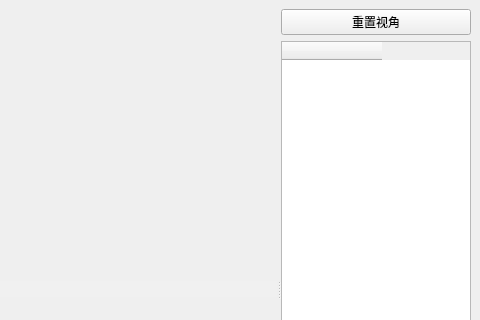
First picture: the form in mainwindow.ui, repository ba-ya/test_occ_learning, before the edit; both pictures show x 320 to 800 and y 0 to 320 of the 800 by 600 pixel window.
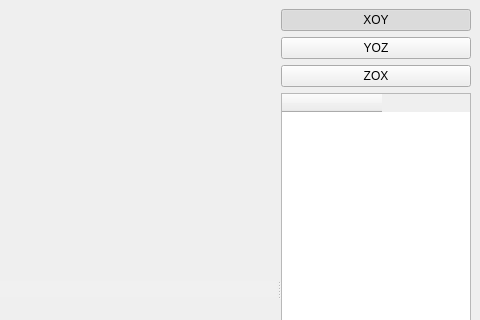
Second picture: the form after the edit.

Diff of the .ui file:
```diff
--- a/mainwindow.ui
+++ b/mainwindow.ui
@@ -58,7 +58,36 @@
         </sizepolicy>
        </property>
        <layout class="QGridLayout" name="gridLayout_2">
-        <item row="1" column="0">
+        <item row="0" column="0">
+         <widget class="QPushButton" name="btn_xoy">
+          <property name="text">
+           <string>XOY</string>
+          </property>
+          <property name="checkable">
+           <bool>true</bool>
+          </property>
+          <property name="checked">
+           <bool>true</bool>
+          </property>
+          <attribute name="buttonGroup">
+           <string notr="true">buttonGroup_camera</string>
+          </attribute>
+         </widget>
+        </item>
+        <item row="2" column="0">
+         <widget class="QPushButton" name="btn_zox">
+          <property name="text">
+           <string>ZOX</string>
+          </property>
+          <property name="checkable">
+           <bool>true</bool>
+          </property>
+          <attribute name="buttonGroup">
+           <string notr="true">buttonGroup_camera</string>
+          </attribute>
+         </widget>
+        </item>
+        <item row="5" column="0">
          <widget class="QTableWidget" name="table">
           <column>
            <property name="text">
@@ -67,11 +96,17 @@
           </column>
          </widget>
         </item>
-        <item row="0" column="0">
-         <widget class="QPushButton" name="btn_reset_camera">
+        <item row="1" column="0">
+         <widget class="QPushButton" name="btn_yoz">
           <property name="text">
-           <string>重置视角</string>
+           <string>YOZ</string>
           </property>
+          <property name="checkable">
+           <bool>true</bool>
+          </property>
+          <attribute name="buttonGroup">
+           <string notr="true">buttonGroup_camera</string>
+          </attribute>
          </widget>
         </item>
        </layout>
```
Left out of the diff: 3 changed lines with no effect on the pictures.
